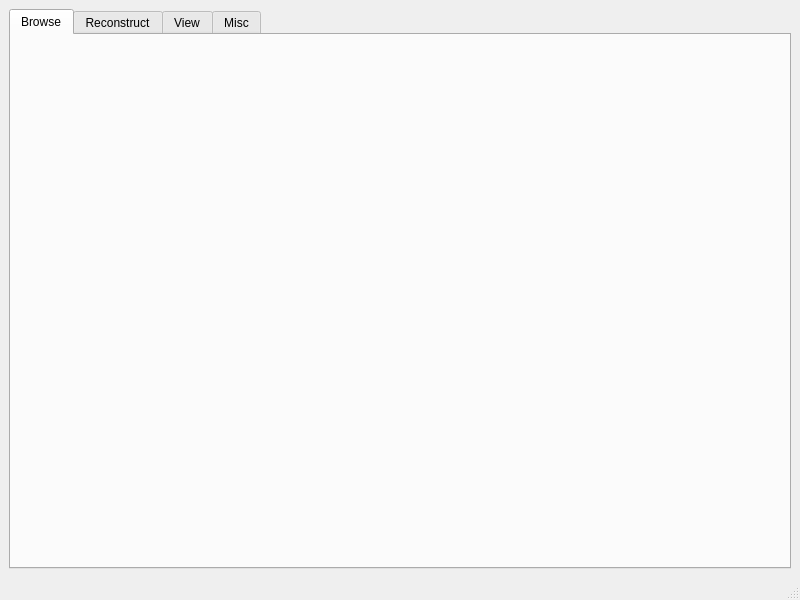
Above: src/mainwindow.ui from AndreasReiten/nebula before the change. Below: the same form after it.
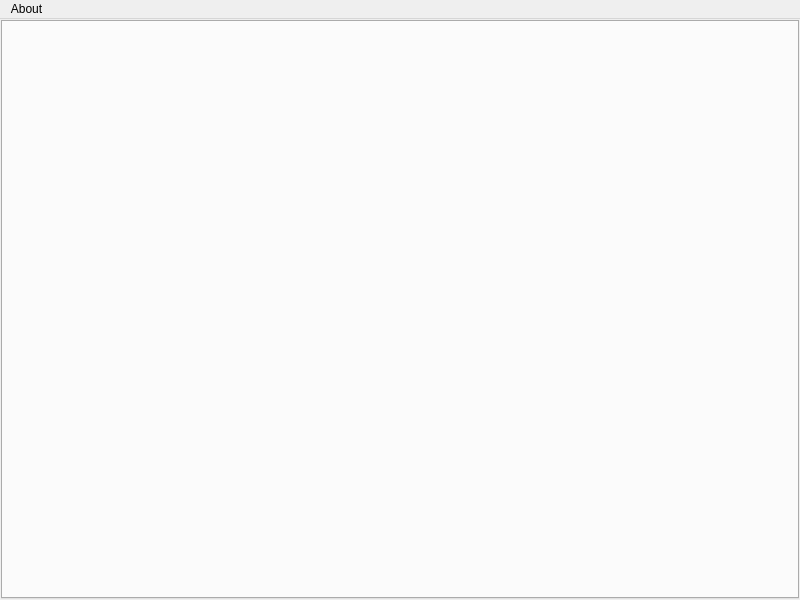
That is the form after the change.

Patch:
```diff
--- a/src/mainwindow.ui
+++ b/src/mainwindow.ui
@@ -15,31 +15,29 @@
   </property>
   <widget class="QWidget" name="centralwidget">
    <layout class="QHBoxLayout" name="horizontalLayout">
+    <property name="leftMargin">
+     <number>1</number>
+    </property>
+    <property name="topMargin">
+     <number>1</number>
+    </property>
+    <property name="rightMargin">
+     <number>1</number>
+    </property>
+    <property name="bottomMargin">
+     <number>1</number>
+    </property>
     <item>
      <widget class="QTabWidget" name="tabWidget">
+      <property name="font">
+       <font>
+        <weight>50</weight>
+        <bold>false</bold>
+       </font>
+      </property>
       <property name="currentIndex">
        <number>0</number>
       </property>
-      <widget class="QWidget" name="tab">
-       <attribute name="title">
-        <string>Browse</string>
-       </attribute>
-      </widget>
-      <widget class="QWidget" name="tab_4">
-       <attribute name="title">
-        <string>Reconstruct</string>
-       </attribute>
-      </widget>
-      <widget class="QWidget" name="tab_3">
-       <attribute name="title">
-        <string>View</string>
-       </attribute>
-      </widget>
-      <widget class="QWidget" name="Misc">
-       <attribute name="title">
-        <string>Misc</string>
-       </attribute>
-      </widget>
      </widget>
     </item>
    </layout>
@@ -53,8 +51,37 @@
      <height>21</height>
     </rect>
    </property>
+   <widget class="QMenu" name="menuAbout">
+    <property name="title">
+     <string>About</string>
+    </property>
+    <addaction name="actionQt"/>
+    <addaction name="actionOpenCL"/>
+    <addaction name="actionOpenGL"/>
+    <addaction name="actionNebula"/>
+   </widget>
+   <addaction name="menuAbout"/>
   </widget>
-  <widget class="QStatusBar" name="statusbar"/>
+  <action name="actionQt">
+   <property name="text">
+    <string>Qt</string>
+   </property>
+  </action>
+  <action name="actionOpenCL">
+   <property name="text">
+    <string>OpenCL</string>
+   </property>
+  </action>
+  <action name="actionOpenGL">
+   <property name="text">
+    <string>OpenGL</string>
+   </property>
+  </action>
+  <action name="actionNebula">
+   <property name="text">
+    <string>Nebula</string>
+   </property>
+  </action>
  </widget>
  <resources/>
  <connections/>
```
Left out of the diff: 8 changed lines with no effect on the pictures.
